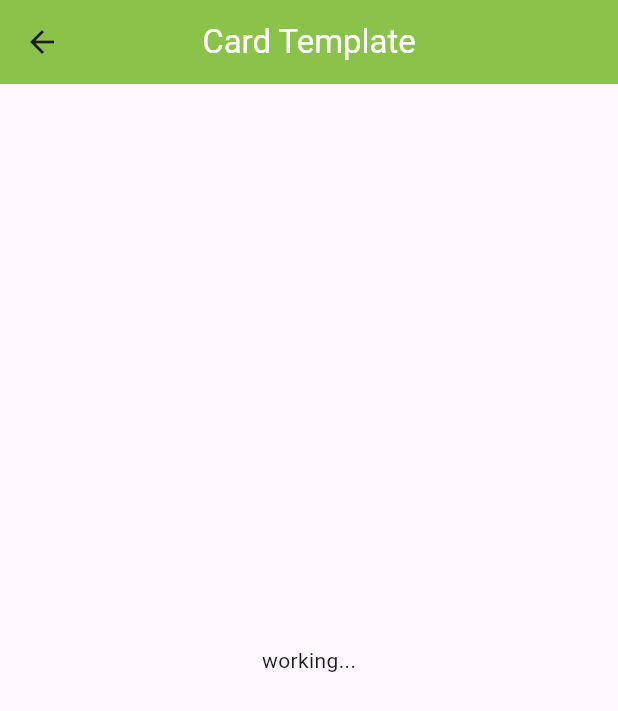
After one commit to mehedi-softdev/business_card_generator, a Flutter app: the CardTemplatePage screen opened by its route, on a phone screen of 412 x 824 dp. The commit adds this screen. Shown: the top 711 px of the screen. Run offline on Flutter 3.47's test engine with Material 3 defaults, Android fonts, the phone set to English and light mode, and no system bars.

Commit message:
navigation added

```diff
--- /dev/null
+++ b/lib/pages/card_template_page.dart
@@ -0,0 +1,34 @@
+import 'package:flutter/material.dart';
+
+class CardTemplatePage extends StatefulWidget {
+  const CardTemplatePage({super.key});
+
+  @override
+  State<CardTemplatePage> createState() => _CardTemplatePageState();
+}
+
+class _CardTemplatePageState extends State<CardTemplatePage> {
+  @override
+  Widget build(BuildContext context) {
+    return Scaffold(
+      appBar: buildAppBar(),
+      body: const Center(
+        child: Text("working..."),
+      ),
+    );
+  }
+
+  // Card Template Page Appbar
+  AppBar buildAppBar() {
+    return AppBar(
+      title: const Text(
+        "Card Template",
+        style: TextStyle(
+          color: Colors.white,
+        ),
+      ),
+      centerTitle: true,
+      backgroundColor: Colors.lightGreen,
+    );
+  }
+}
--- /dev/null
+++ b/lib/utils/business_card_routes.dart
@@ -0,0 +1,17 @@
+enum BCRoutes {
+  cardInfo,
+  cardTemplate,
+}
+
+extension BCRoutesExtension on BCRoutes {
+  String get route {
+    switch(this) {
+      case BCRoutes.cardInfo:
+        return "/cardInfo";
+      case BCRoutes.cardTemplate:
+        return "/cardTemplate";
+      default:
+        return "/";
+    }
+  }
+}
```
Also changed, not shown: lib/main.dart (+9 -2 lines), lib/pages/business_card_info.dart (+7 -6 lines).
